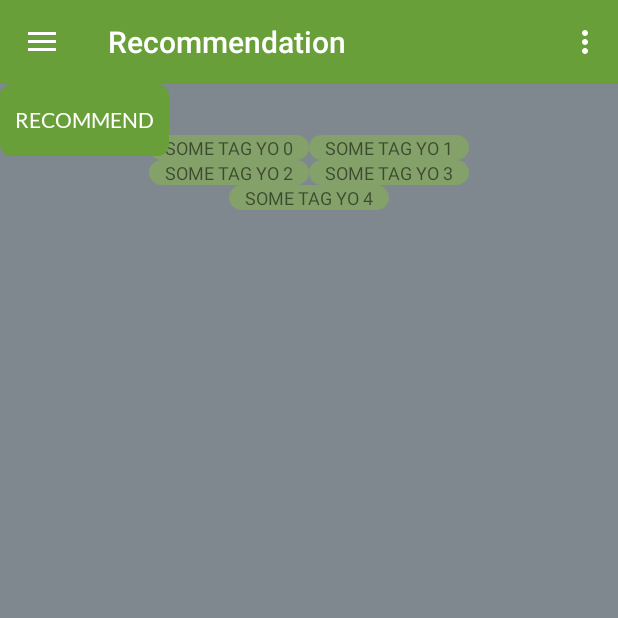
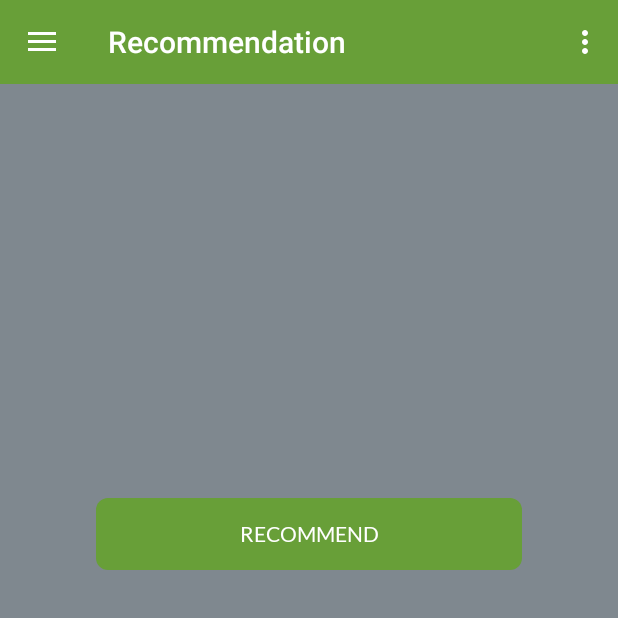
Before and after one commit to kadircet/NeVA, an Android app: the RecommendFragment screen opened directly, with no data from a screen before it, after a tap on "RECOMMEND", on a phone screen of 412 x 824 dp, the top half of it. Run offline under Robolectric (Android 15) with nearby library versions, the phone set to English and light mode, and no system bars; our stand-ins replace FlexboxLayout, Room's generated code; libraries missing offline, so code that uses them is left out: com.facebook, com.facebook.login, io.grpc, neva.backend; 28 statements that could not run were skipped.

Commit message:
Finalize tag view

```diff
--- a/NeVA_android_app/app/src/main/java/mealrecommender/neva/com/neva_android_app/RecommendFragment.java
+++ b/NeVA_android_app/app/src/main/java/mealrecommender/neva/com/neva_android_app/RecommendFragment.java
@@ -15,6 +15,8 @@ import com.google.protobuf.ByteString;
 import io.grpc.ManagedChannel;
 import java.util.List;
 import java.util.Random;
+import mealrecommender.neva.com.neva_android_app.database.NevaDatabase;
+import mealrecommender.neva.com.neva_android_app.database.Tag;
 import neva.backend.BackendGrpc;
 import neva.backend.BackendOuterClass;
 import neva.backend.BackendOuterClass.GetMultipleSuggestionsReply;
@@ -31,6 +33,7 @@ public class RecommendFragment extends Fragment {
   ByteString loginToken;
   ManagedChannel mChannel;
   BackendGrpc.BackendBlockingStub blockingStub;
+  NevaDatabase db;
 
   TextView recommendedView;
   Button recommendButton;
@@ -45,6 +48,7 @@ public class RecommendFragment extends Fragment {
     loginToken = mainActivity.loginToken;
     mChannel = mainActivity.mChannel;
     blockingStub = mainActivity.blockingStub;
+    db = mainActivity.db;
     flexboxLayout = view.findViewById(R.id.flexbox_layout);
 
     recommendButton = view.findViewById(R.id.fragment_recommend_button);
@@ -59,6 +63,7 @@ public class RecommendFragment extends Fragment {
     recommendButton.setOnClickListener(new View.OnClickListener() {
       @Override
       public void onClick(View view) {
+        flexboxLayout.removeAllViews();
         GetMultipleSuggestionsRequest recommendationReq;
         recommendationReq = GetMultipleSuggestionsRequest.newBuilder()
             .setToken(loginToken)
@@ -71,10 +76,16 @@ public class RecommendFragment extends Fragment {
           List<Suggestion> suggestionList = recommendationRep.getSuggestion().getSuggestionListList();
           Random r = new Random();
           Suggestion suggestion = suggestionList.get(r.nextInt(suggestionList.size()));
+          List<SuggestionOuterClass.Tag> tagList = suggestion.getTagsList();
+          int tagIdList[] = new int[tagList.size()];
+          for(int i =0; i<tagIdList.length; i++) {
+            tagIdList[i] = tagList.get(i).getId();
+          }
+          String[] tagNames = db.nevaDao().getTagNames(tagIdList);
           recommendedView.setText(suggestion.getName());
-          for(int i=0; i < 5; i++) {
+          for(int i=0; i < tagNames.length; i++) {
             TextView textView = new TextView(getContext());
-            textView.setText("SOME TAG YO "+Integer.toString(i));
+            textView.setText(tagNames[i]);
             textView.setTextSize(12);
             textView.setTextColor(getResources().getColor(R.color.com_facebook_blue));
             textView.setPadding(16,0,16,0);
--- a/NeVA_android_app/app/src/main/res/layout/fragment_recommend.xml
+++ b/NeVA_android_app/app/src/main/res/layout/fragment_recommend.xml
@@ -11,14 +11,16 @@
         android:orientation="vertical">
 
         <LinearLayout
+          android:id="@+id/linearLayout4"
           android:layout_width="0dp"
           android:layout_height="112dp"
+          android:layout_marginTop="100dp"
           android:layout_marginStart="50dp"
           android:layout_marginEnd="50dp"
           android:orientation="vertical"
           app:layout_constraintEnd_toEndOf="parent"
           app:layout_constraintStart_toStartOf="parent"
-          tools:layout_editor_absoluteY="148dp">
+          app:layout_constraintTop_toTopOf="parent">
             <TextView
               android:id="@+id/fragment_recommendation_field"
               android:layout_width="match_parent"
@@ -48,6 +50,9 @@
           android:id="@+id/fragment_recommend_button"
           android:layout_width="0dp"
           android:layout_height="wrap_content"
+          android:layout_marginTop="64dp"
+          android:layout_marginStart="64dp"
+          android:layout_marginEnd="64dp"
           android:layout_gravity="center"
           android:paddingLeft="10dp"
           android:paddingRight="10dp"
@@ -55,8 +60,9 @@
           android:fontFamily="@font/latoregular"
           android:text="@string/recommend"
           android:textColor="@android:color/white"
-          tools:layout_editor_absoluteX="100dp"
-          tools:layout_editor_absoluteY="270dp"/>
+          app:layout_constraintEnd_toEndOf="parent"
+          app:layout_constraintStart_toStartOf="parent"
+          app:layout_constraintTop_toBottomOf="@+id/linearLayout4"/>
 
     </android.support.constraint.ConstraintLayout>
 
```
